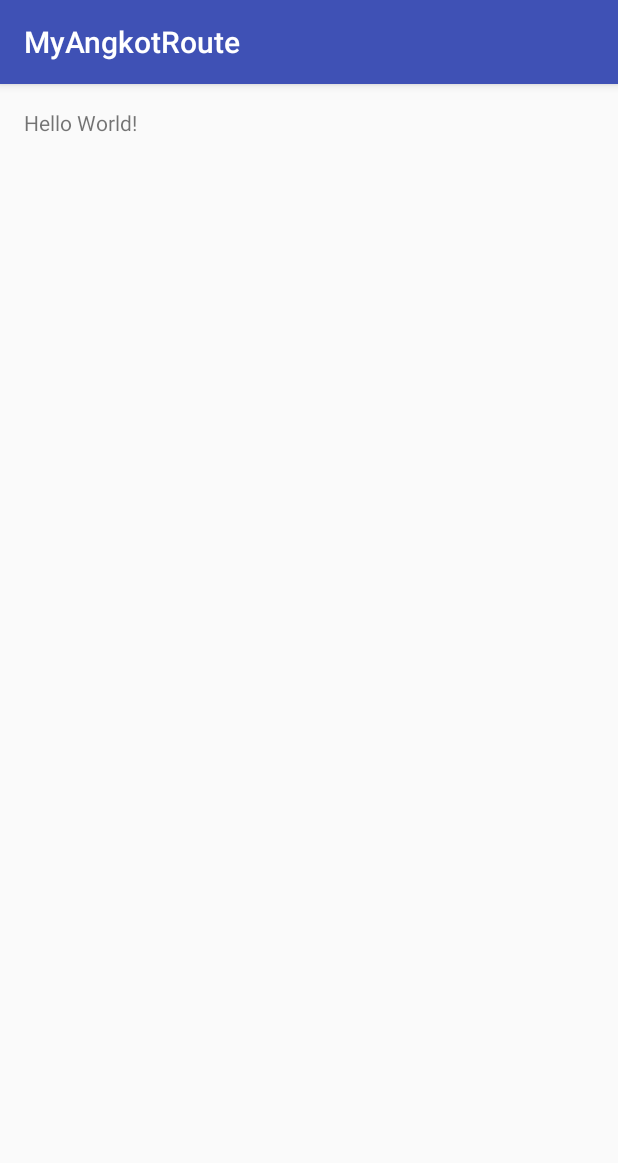
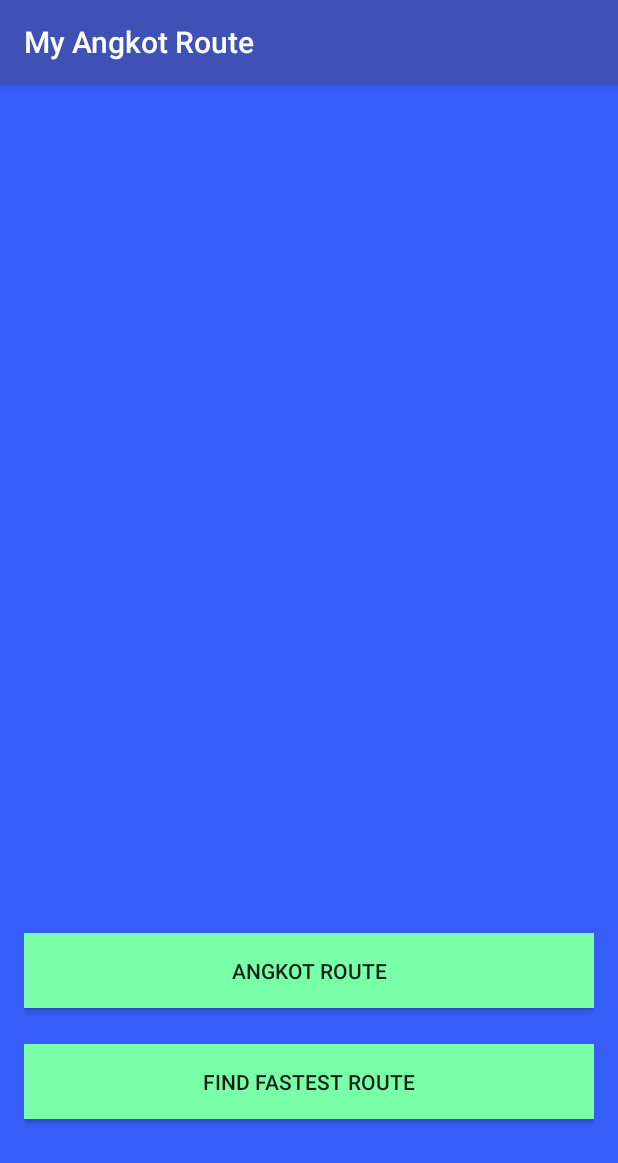
Before and after one commit to selinaksx/MyAngkotRoute, an Android app: the screen it shows after launch (MainActivity), on a phone screen of 412 x 824 dp. Shown: the top 1163 px of the screen. Run offline under Robolectric (Android 15) with nearby library versions, the phone set to English and light mode, and no system bars.

Commit message:
ButtonRoute.

```diff
--- a/app/src/main/AndroidManifest.xml
+++ b/app/src/main/AndroidManifest.xml
@@ -15,6 +15,7 @@
                 <category android:name="android.intent.category.LAUNCHER" />
             </intent-filter>
         </activity>
+        <activity android:name=".AngkotList"></activity>
     </application>
 
 </manifest>
--- a/app/src/main/java/id/sch/smktelkom_mlg/project/xirpl305142332/myangkotroute/MainActivity.java
+++ b/app/src/main/java/id/sch/smktelkom_mlg/project/xirpl305142332/myangkotroute/MainActivity.java
@@ -1,7 +1,9 @@
 package id.sch.smktelkom_mlg.project.xirpl305142332.myangkotroute;
 
+import android.content.Intent;
+import android.os.Bundle;
 import android.support.v7.app.AppCompatActivity;
-import android.os.Bundle;
+import android.view.View;
 
 public class MainActivity extends AppCompatActivity {
 
@@ -9,5 +11,13 @@
     protected void onCreate(Bundle savedInstanceState) {
         super.onCreate(savedInstanceState);
         setContentView(R.layout.activity_main);
+        setTitle("My Angkot Route");
+
+        findViewById(R.id.buttonAngkot).setOnClickListener(new View.OnClickListener() {
+            @Override
+            public void onClick(View v) {
+                startActivity(new Intent(MainActivity.this, AngkotList.class));
+            }
+        });
     }
 }
--- a/app/src/main/res/layout/activity_main.xml
+++ b/app/src/main/res/layout/activity_main.xml
@@ -3,14 +3,32 @@
     xmlns:tools="http://schemas.android.com/tools"
     android:layout_width="match_parent"
     android:layout_height="match_parent"
+    android:background="#365df8"
     android:paddingBottom="@dimen/activity_vertical_margin"
     android:paddingLeft="@dimen/activity_horizontal_margin"
     android:paddingRight="@dimen/activity_horizontal_margin"
     android:paddingTop="@dimen/activity_vertical_margin"
     tools:context="id.sch.smktelkom_mlg.project.xirpl305142332.myangkotroute.MainActivity">
 
-    <TextView
-        android:layout_width="wrap_content"
-        android:layout_height="wrap_content"
-        android:text="Hello World!" />
+    <Button
+        android:id="@+id/buttonAngkot"
+        android:layout_width="400dp"
+        android:layout_height="50dp"
+        android:layout_above="@+id/buttonRoute"
+        android:layout_alignParentEnd="true"
+        android:layout_alignParentRight="true"
+        android:layout_marginBottom="24dp"
+        android:background="#79ffa8"
+        android:text="Angkot Route" />
+
+    <Button
+        android:id="@+id/buttonRoute"
+        android:layout_width="400dp"
+        android:layout_height="50dp"
+        android:layout_alignParentBottom="true"
+        android:layout_alignParentLeft="true"
+        android:layout_alignParentStart="true"
+        android:layout_marginBottom="62dp"
+        android:background="#79ffa8"
+        android:text="Find Fastest Route" />
 </RelativeLayout>
```
Also changed, not shown: app/src/main/java/id/sch/smktelkom_mlg/project/xirpl305142332/myangkotroute/AngkotList.java (added, +26 -0 lines), app/src/main/res/layout/activity_angkot_list.xml (added, +13 -0 lines).
